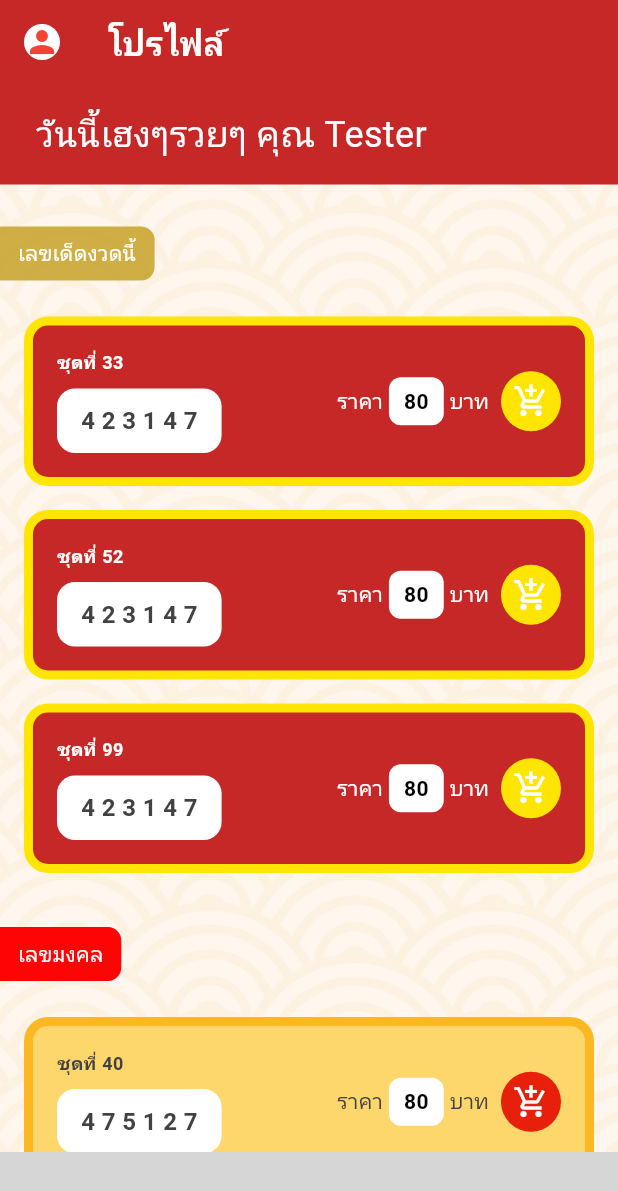
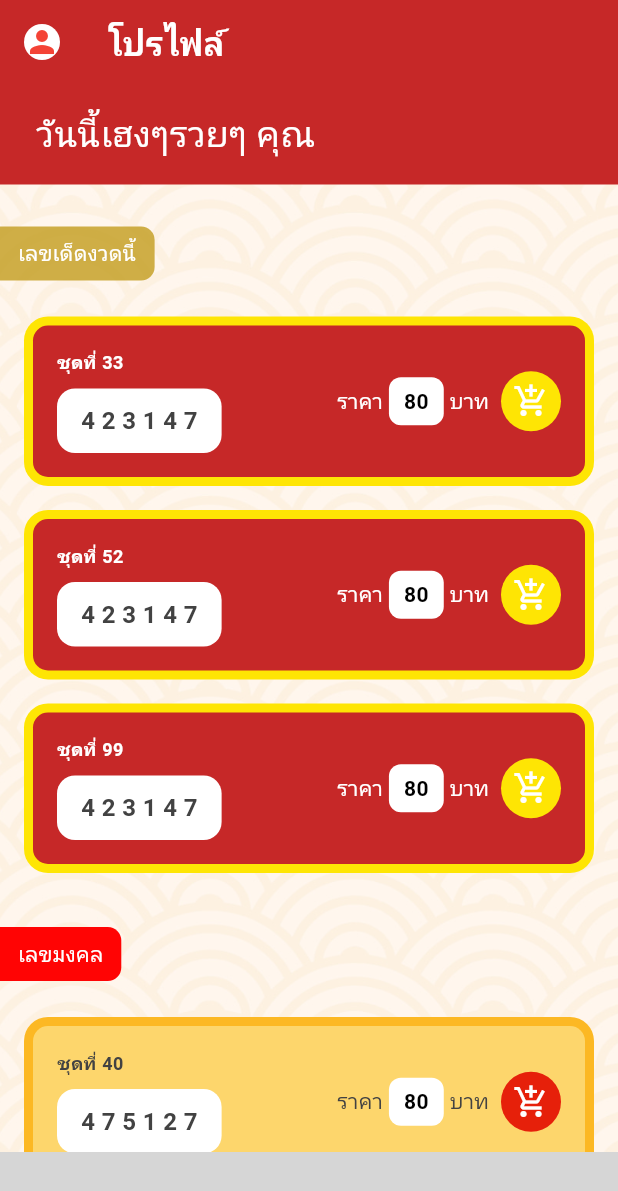
Before and after one commit to Chonrattiz/MobileLottoly, a Flutter app: the HomeScreen screen opened directly with empty values, on a phone screen of 412 x 824 dp. Shown: the top 1191 px of the screen. Run offline on Flutter 3.47's test engine with Material 3 defaults, Android fonts, the phone set to English and light mode, and no system bars; our stand-ins replace google_fonts; missing offline and left inert: lotto_application, myproject; Roboto replaces fonts that are missing (Itim); statements that could not run were skipped; grey boxes are pictures that could not be loaded.

Commit message:
Update home.dart

```diff
--- a/lib/pages/home.dart
+++ b/lib/pages/home.dart
@@ -5,8 +5,9 @@ import 'package:myproject/pages/userprofile.dart';
 import 'bottom_navigation_bar.dart';
 
 class HomeScreen extends StatelessWidget {
-  const HomeScreen({super.key, required String username});
+ const HomeScreen({super.key, required this.username});
 
+  final String username; // <- เพิ่มตัวแปรรับชื่อ
   @override
   Widget build(BuildContext context) {
     return Scaffold(
@@ -120,7 +121,7 @@ class HomeScreen extends StatelessWidget {
       color: Colors.red[800],
       padding: const EdgeInsets.symmetric(horizontal: 24.0, vertical: 16.0),
       child: Text(
-        'วันนี้เฮงๆรวยๆ คุณ Tester',
+        'วันนี้เฮงๆรวยๆ คุณ $username',
         style: GoogleFonts.itim(fontSize: 24, color: Colors.white),
       ),
     );
```
